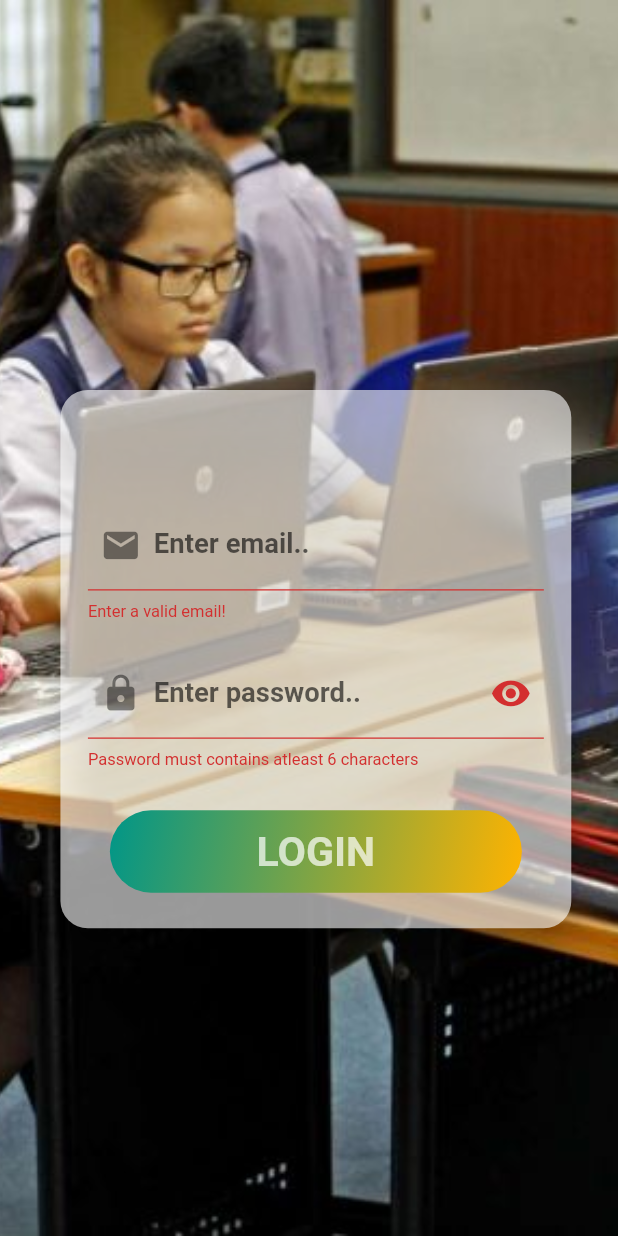
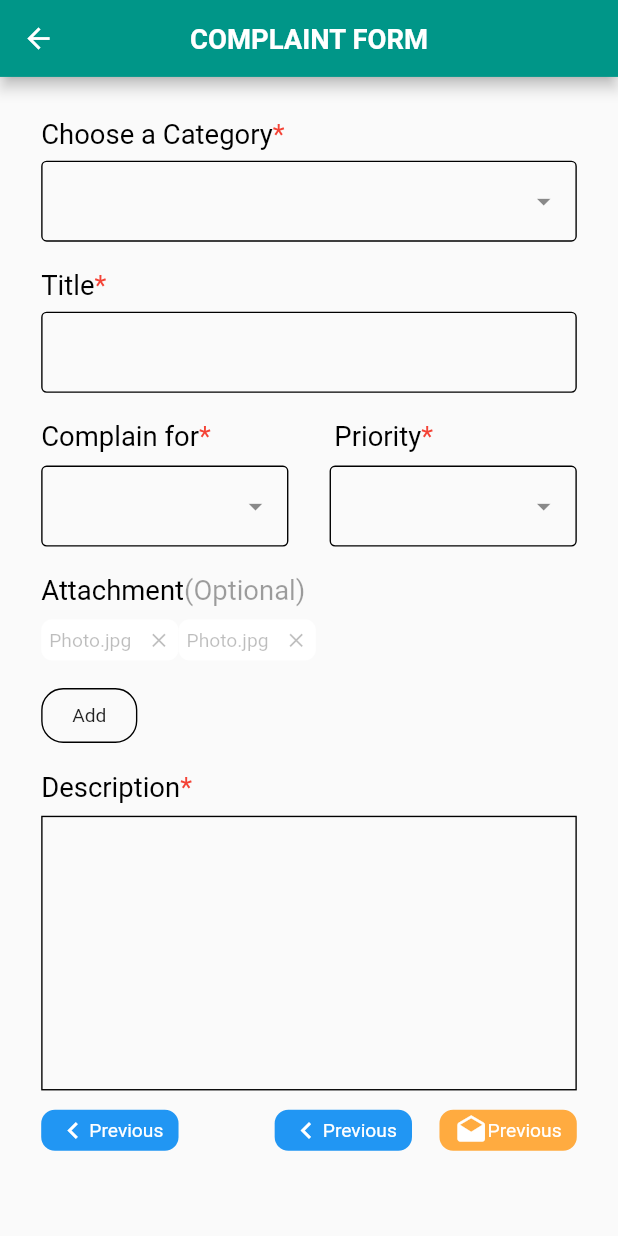
Before and after one commit to NilamPathak578/Assignment5, a Flutter app: the screen it shows after launch, after a tap on "LOGIN", on a phone screen of 412 x 824 dp. Run offline on Flutter 3.47's test engine with Material 2 defaults, Android fonts, the phone set to English and light mode, and no system bars; our stand-ins replace responsive_framework.

Commit message:
Complaints form complete

```diff
--- /dev/null
+++ b/lib/Views/ComplaintForm.dart
@@ -0,0 +1,321 @@
+import 'package:flutter/material.dart';
+
+class HomePage extends StatefulWidget {
+  @override
+  _HomePageState createState() => _HomePageState();
+}
+
+class _HomePageState extends State<HomePage> {
+  GlobalKey<FormState> _globalKey = GlobalKey<FormState>();
+  bool autovalidate = false;
+  @override
+  Widget build(BuildContext context) {
+    return Scaffold(
+      appBar: AppBar(
+        title: Text(
+          "complaint form".toUpperCase(),
+          style: TextStyle(
+            fontWeight: FontWeight.bold,
+          ),
+        ),
+        centerTitle: true,
+        //actions: [IconButton(icon: Icon(Icons.edit), onPressed: null)],
+      ),
+      body: Container(
+          child: Form(
+        key: _globalKey,
+        child: Padding(
+          padding: EdgeInsets.symmetric(horizontal: 30, vertical: 30),
+          child: Column(
+            crossAxisAlignment: CrossAxisAlignment.start,
+            children: [
+              RichText(
+                  text: TextSpan(
+                      text: "Choose a Category",
+                      style: TextStyle(fontSize: 20, color: Colors.black),
+                      children: [
+                    TextSpan(
+                        text: "*",
+                        style: TextStyle(
+                          color: Colors.red,
+                        ))
+                  ])),
+              SizedBox(
+                height: 8,
+              ),
+              TextFormField(
+                decoration: InputDecoration(
+                    suffixIcon: Icon(Icons.arrow_drop_down),
+                    enabledBorder: OutlineInputBorder()),
+              ),
+              SizedBox(
+                height: 20,
+              ),
+              RichText(
+                  text: TextSpan(
+                      text: "Title",
+                      style: TextStyle(fontSize: 20, color: Colors.black),
+                      children: [
+                    TextSpan(
+                        text: "*",
+                        style: TextStyle(
+                          color: Colors.red,
+                        ))
+                  ])),
+              SizedBox(
+                height: 8,
+              ),
+              TextFormField(
+                decoration:
+                    InputDecoration(enabledBorder: OutlineInputBorder()),
+              ),
+              SizedBox(
+                height: 20,
+              ),
+              Row(
+                mainAxisAlignment: MainAxisAlignment.start,
+                children: [
+                  RichText(
+                    text: TextSpan(
+                        text: "Complain for",
+                        style: TextStyle(fontSize: 20, color: Colors.black),
+                        children: [
+                          TextSpan(
+                              text: "*",
+                              style: TextStyle(
+                                color: Colors.red,
+                              ))
+                        ]),
+                  ),
+                  SizedBox(
+                    width: 90,
+                  ),
+                  RichText(
+                    text: TextSpan(
+                        text: "Priority",
+                        style: TextStyle(fontSize: 20, color: Colors.black),
+                        children: [
+                          TextSpan(
+                              text: "*",
+                              style: TextStyle(
+                                color: Colors.red,
+                              ))
+                        ]),
+                  ),
+                ],
+              ),
+              SizedBox(
+                height: 10,
+              ),
+              Row(
+                mainAxisAlignment: MainAxisAlignment.start,
+                children: [
+                  Container(
+                    child: Flexible(
+                      child: TextFormField(
+                        decoration: InputDecoration(
+                            suffixIcon: Icon(Icons.arrow_drop_down),
+                            enabledBorder: OutlineInputBorder()),
+                      ),
+                    ),
+                  ),
+                  SizedBox(
+                    width: 30,
+                  ),
+                  Container(
+                    child: Flexible(
+                      child: TextFormField(
+                        decoration: InputDecoration(
+                            suffixIcon: Icon(Icons.arrow_drop_down),
+                            enabledBorder: OutlineInputBorder()),
+                      ),
+                    ),
+                  ),
+                ],
+              ),
+              SizedBox(
+                height: 20,
+              ),
+              RichText(
+                text: TextSpan(
+                    text: "Attachment",
+                    style: TextStyle(fontSize: 20, color: Colors.black),
+                    children: [
+                      TextSpan(
+                          text: "(Optional)",
+                          style: TextStyle(
+                            color: Colors.black38,
+                          ))
+                    ]),
+              ),
+              SizedBox(
+                height: 10,
+              ),
+              Row(
+                children: [
+                  Container(
+                    height: 30,
+                    width: 100,
+                    child: Row(
+                      mainAxisAlignment: MainAxisAlignment.spaceAround,
+                      children: [
+                        Text(
+                          "Photo.jpg",
+                          style: TextStyle(color: Colors.black26),
+                        ),
+                        Icon(
+                          Icons.close,
+                          size: 17,
+                          color: Colors.black26,
+                        )
+                      ],
+                    ),
+                    //color: Colors.red,
+                    decoration: BoxDecoration(
+                        color: Colors.white.withOpacity(0.9),
+                        borderRadius: BorderRadius.circular(8)),
+                  ),
+                  Container(
+                    height: 30,
+                    width: 100,
+                    child: Row(
+                      mainAxisAlignment: MainAxisAlignment.spaceAround,
+                      children: [
+                        Text(
+                          "Photo.jpg",
+                          style: TextStyle(color: Colors.black26),
+                        ),
+                        Icon(
+                          Icons.close,
+                          size: 17,
+                          color: Colors.black26,
+                        )
+                      ],
+                    ),
+                    //color: Colors.red,
+                    decoration: BoxDecoration(
+                        color: Colors.white.withOpacity(0.9),
+                        borderRadius: BorderRadius.circular(8)),
+                  ),
+                ],
+              ),
+              SizedBox(
+                height: 20,
+              ),
+              Container(
+                height: 40,
+                width: 70,
+                child: Center(
+                  child: Text("Add"),
+                ),
+                decoration: BoxDecoration(
+                    border: Border.all(),
+                    //color: Colors.amber,
+                    borderRadius: BorderRadius.circular(16)),
+              ),
+              SizedBox(
+                height: 20,
+              ),
+              RichText(
+                text: TextSpan(
+                    text: "Description",
+                    style: TextStyle(fontSize: 20, color: Colors.black),
+                    children: [
+                      TextSpan(
+                          text: "*",
+                          style: TextStyle(
+                            color: Colors.red,
+                          ))
+                    ]),
+              ),
+              SizedBox(
+                height: 10,
+              ),
+              Container(
+                height: 200,
+                width: double.infinity,
+                decoration: BoxDecoration(border: Border.all()),
+              ),
+              SizedBox(
+                height: 14,
+              ),
+              Row(
+                children: [
+                  Container(
+                    height: 30,
+                    width: 100,
+                    //color: Colors.amber,
+                    child: Row(
+                      mainAxisAlignment: MainAxisAlignment.center,
+                      children: [
+                        Icon(
+                          Icons.keyboard_arrow_left,
+                          color: Colors.white,
+                        ),
+                        Text(
+                          "Previous",
+                          style: TextStyle(color: Colors.white),
+                        )
+                      ],
+                    ),
+                    decoration: BoxDecoration(
+                        color: Colors.blue,
+                        borderRadius: BorderRadius.circular(10)),
+                  ),
+                  SizedBox(
+                    width: 70,
+                  ),
+                  Container(
+                    height: 30,
+                    width: 100,
+                    //color: Colors.amber,
+                    child: Row(
+                      mainAxisAlignment: MainAxisAlignment.center,
+                      children: [
+                        Icon(
+                          Icons.keyboard_arrow_left,
+                          color: Colors.white,
+                        ),
+                        Text(
+                          "Previous",
+                          style: TextStyle(color: Colors.white),
+                        )
+                      ],
+                    ),
+                    decoration: BoxDecoration(
+                        color: Colors.blue,
+                        borderRadius: BorderRadius.circular(10)),
+                  ),
+                  SizedBox(
+                    width: 20,
+                  ),
+                  Container(
+                    height: 30,
+                    width: 100,
+                    //color: Colors.amber,
+                    child: Row(
+                      mainAxisAlignment: MainAxisAlignment.center,
+                      children: [
+                        Icon(
+                          Icons.drafts,
+                          color: Colors.white,
+                        ),
+                        Text(
+                          "Previous",
+                          style: TextStyle(color: Colors.white),
+                        )
+                      ],
+                    ),
+                    decoration: BoxDecoration(
+                        color: Colors.orangeAccent,
+                        borderRadius: BorderRadius.circular(10)),
+                  ),
+                ],
+              )
+            ],
+          ),
+        ),
+      )),
+    );
+  }
+}
--- a/lib/Views/login.dart
+++ b/lib/Views/login.dart
@@ -167,11 +167,8 @@ class _LoginPageState extends State<LoginPage> {
                             // ),
                             FlatButton(
                               onPressed: () {
-                                _onsubmit();
-                                // Navigator.push(
-                                //     context,
-                                //     MaterialPageRoute(
-                                //         builder: (context) => QRViewExample()));
+                                //_onsubmit();
+                                Navigator.pushNamed(context, '/second');
                               },
                               child: Container(
                                 height: 60,
--- a/lib/main.dart
+++ b/lib/main.dart
@@ -1,3 +1,4 @@
+import 'package:elearning_app/Views/ComplaintForm.dart';
 import 'package:elearning_app/Views/login.dart';
 import 'package:flutter/material.dart';
 import 'package:responsive_framework/responsive_framework.dart';
@@ -17,6 +18,11 @@ class MyApp extends StatelessWidget {
         primarySwatch: Colors.teal,
         visualDensity: VisualDensity.adaptivePlatformDensity,
       ),
+      initialRoute: '/',
+      routes: {
+        '/': (context) => LoginPage(),
+        '/second': (context) => HomePage(),
+      },
       builder: (context, widget) => ResponsiveWrapper.builder(
         ClampingScrollWrapper.builder(context, widget),
         defaultScale: true,
@@ -29,7 +35,7 @@ class MyApp extends StatelessWidget {
         ],
         background: Scaffold(),
       ),
-      home: LoginPage(),
+      //home: LoginPage(),
     );
   }
 }
```
